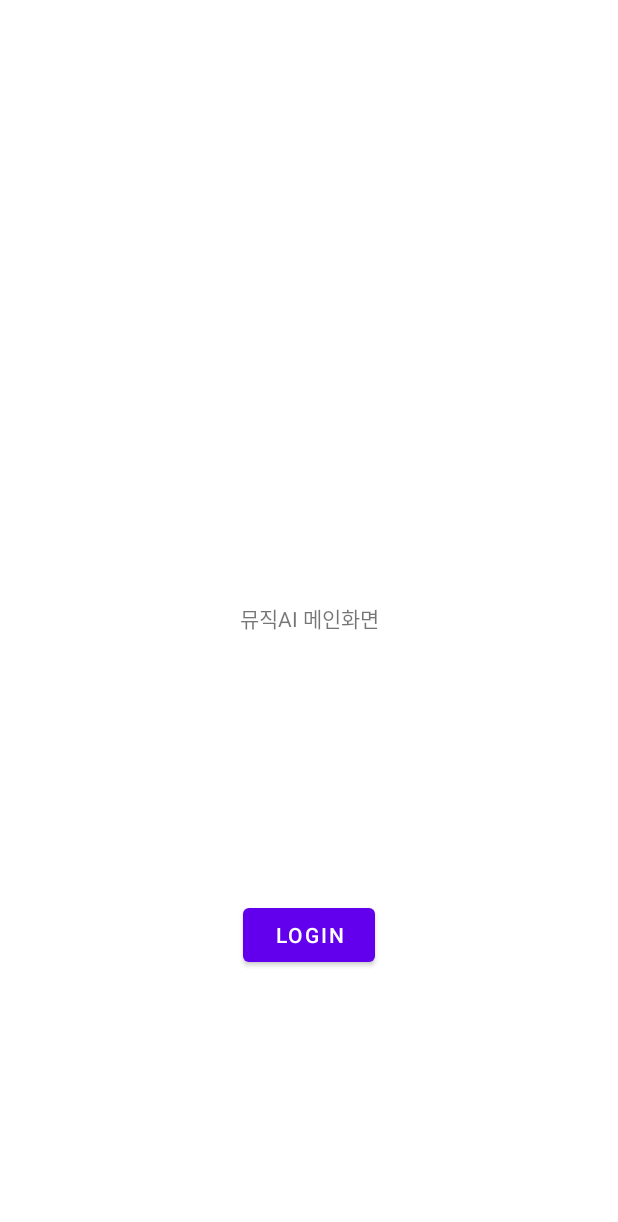
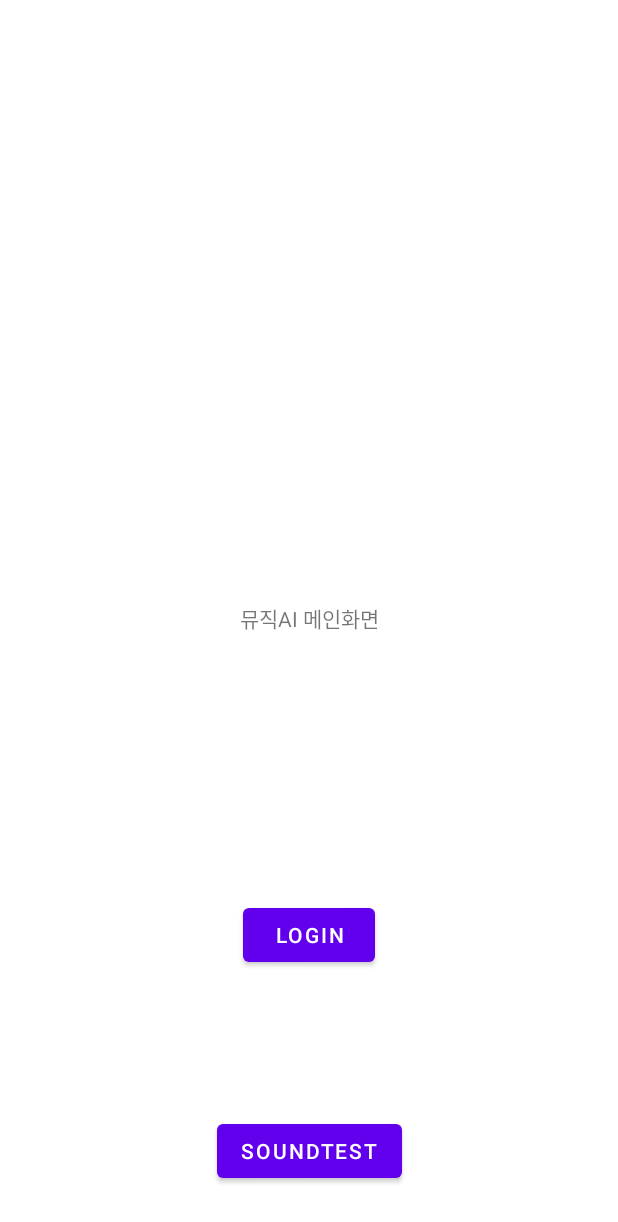
Before and after one commit to hajin148/MUSICAI, an Android app: the screen it shows after launch (MainActivity), on a phone screen of 412 x 824 dp. Shown: the top 1222 px of the screen. Run offline under Robolectric (Android 15) with nearby library versions, the phone set to English and light mode, and no system bars; our stand-ins replace Firebase (no records; nobody signed in at launch, a user with empty details on screens opened directly).

Commit message:
Merged All Branches

```diff
--- a/app/src/main/java/com/dasoni/musicai/MainActivity.kt
+++ b/app/src/main/java/com/dasoni/musicai/MainActivity.kt
@@ -1,5 +1,6 @@
 package com.dasoni.musicai
 
+import android.content.Intent
 import android.media.Image
 import androidx.appcompat.app.AppCompatActivity
 import android.os.Bundle
@@ -30,6 +31,12 @@ class MainActivity : AppCompatActivity() {
         var login_btn : Button = findViewById(R.id.Login_btn)
         login_btn.setOnClickListener {
             setLoginPage()
+        }
+
+        var soundTest_btn : Button = findViewById(R.id.soundTest_btn)
+        soundTest_btn.setOnClickListener {
+            val intent = Intent(this, SoundActivity::class.java)
+            startActivity(intent)
         }
 
         var username_display : TextView = findViewById(R.id.username_display)
--- a/app/src/main/res/layout/activity_main.xml
+++ b/app/src/main/res/layout/activity_main.xml
@@ -26,6 +26,17 @@
         app:layout_constraintStart_toStartOf="parent"
         app:layout_constraintTop_toBottomOf="@+id/textView" />
 
+    <Button
+        android:id="@+id/soundTest_btn"
+        android:layout_width="wrap_content"
+        android:layout_height="wrap_content"
+        android:text="SoundTest"
+        app:layout_constraintBottom_toBottomOf="parent"
+        app:layout_constraintEnd_toEndOf="parent"
+        app:layout_constraintStart_toStartOf="parent"
+        app:layout_constraintTop_toBottomOf="@+id/Login_btn"
+        app:layout_constraintVertical_bias="0.745" />
+
     <TextView
         android:id="@+id/username_display"
         android:layout_width="wrap_content"
```
Also changed, not shown: app/src/main/java/com/dasoni/musicai/SoundActivity.kt (line endings or trailing spaces), app/src/main/res/values/strings.xml (indentation only).
